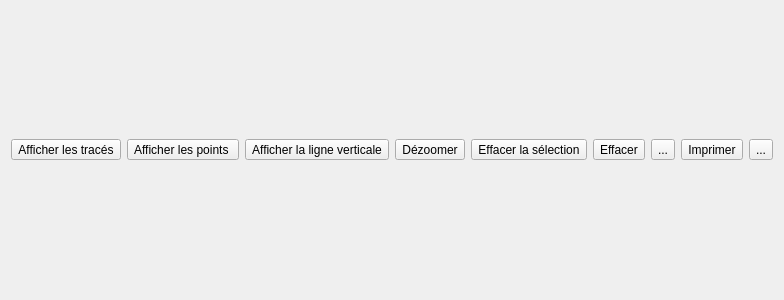
Before: the Qt Designer form Plot/PlotFrame.ui in xaviermawet/EcoManager2013Experimental, drawn with Qt 5.
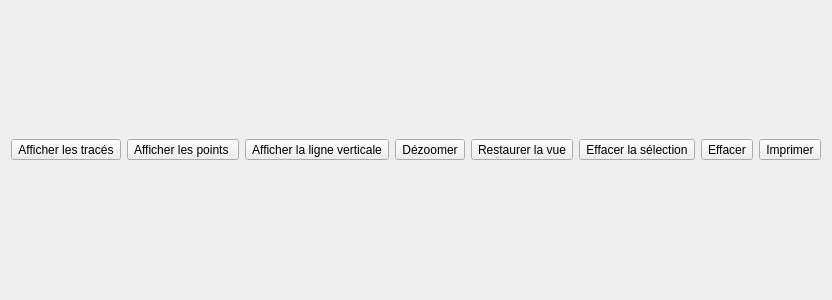
After: the same form once the commit is applied. Icons and pictures are not drawn.

```diff
--- a/Plot/PlotFrame.ui
+++ b/Plot/PlotFrame.ui
@@ -123,6 +123,26 @@
        </property>
       </widget>
      </item>
+     <item>
+      <widget class="QToolButton" name="restoreDefaultPlotSizeToolButton">
+       <property name="toolTip">
+        <string>Réinitialiser la vue pour avoir un aperçu global du graphique</string>
+       </property>
+       <property name="text">
+        <string>Restaurer la vue</string>
+       </property>
+       <property name="icon">
+        <iconset resource="../Resources.qrc">
+         <normaloff>:/Resources/Icons/resize.png</normaloff>:/Resources/Icons/resize.png</iconset>
+       </property>
+       <property name="iconSize">
+        <size>
+         <width>24</width>
+         <height>24</height>
+        </size>
+       </property>
+      </widget>
+     </item>
      <item>
       <widget class="QToolButton" name="eraseSelectionToolButton">
        <property name="toolTip">
@@ -166,23 +186,6 @@
        </property>
       </widget>
      </item>
-     <item>
-      <widget class="QToolButton" name="restoreDefaultPlotSizeToolButton">
-       <property name="text">
-        <string>...</string>
-       </property>
-       <property name="icon">
-        <iconset resource="../Resources.qrc">
-         <normaloff>:/Resources/Icons/resize.png</normaloff>:/Resources/Icons/resize.png</iconset>
-       </property>
-       <property name="iconSize">
-        <size>
-         <width>24</width>
-         <height>24</height>
-        </size>
-       </property>
-      </widget>
-     </item>
      <item>
       <widget class="QToolButton" name="printToolButton">
        <property name="toolTip">
@@ -203,26 +206,6 @@
        </property>
       </widget>
      </item>
-     <item>
-      <widget class="QToolButton" name="ScrollHandDragButton">
-       <property name="text">
-        <string>...</string>
-       </property>
-       <property name="icon">
-        <iconset resource="../Resources.qrc">
-         <normaloff>:/Resources/Icons/cursor_hand.png</normaloff>:/Resources/Icons/cursor_hand.png</iconset>
-       </property>
-       <property name="iconSize">
-        <size>
-         <width>24</width>
-         <height>24</height>
-        </size>
-       </property>
-       <property name="checkable">
-        <bool>true</bool>
-       </property>
-      </widget>
-     </item>
      <item>
       <spacer name="horizontalSpacer">
        <property name="orientation">
```
Left out of the diff: 4 changed lines with no effect on the pictures.
